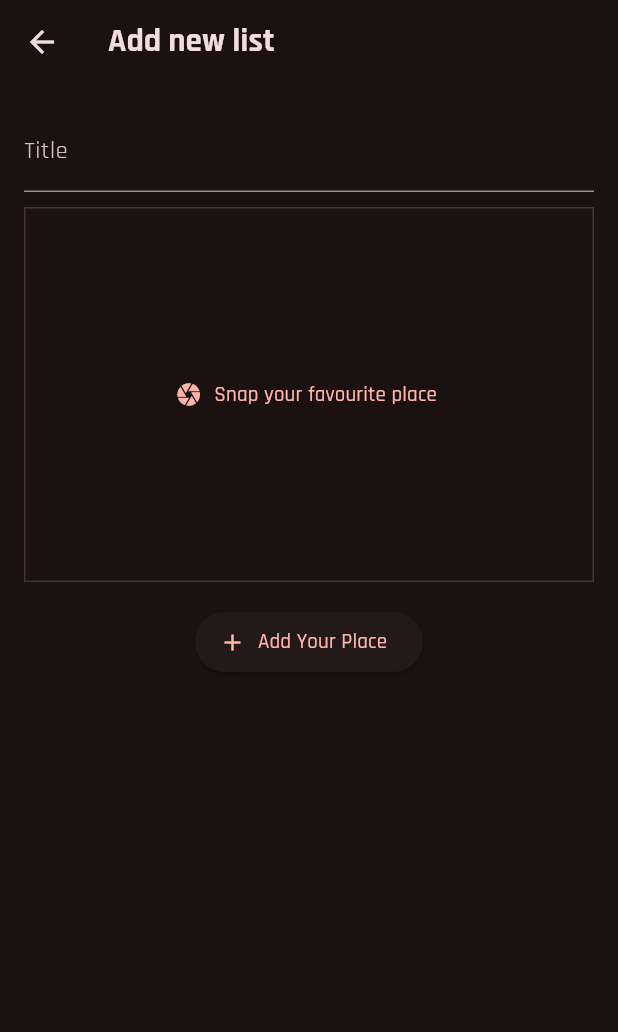
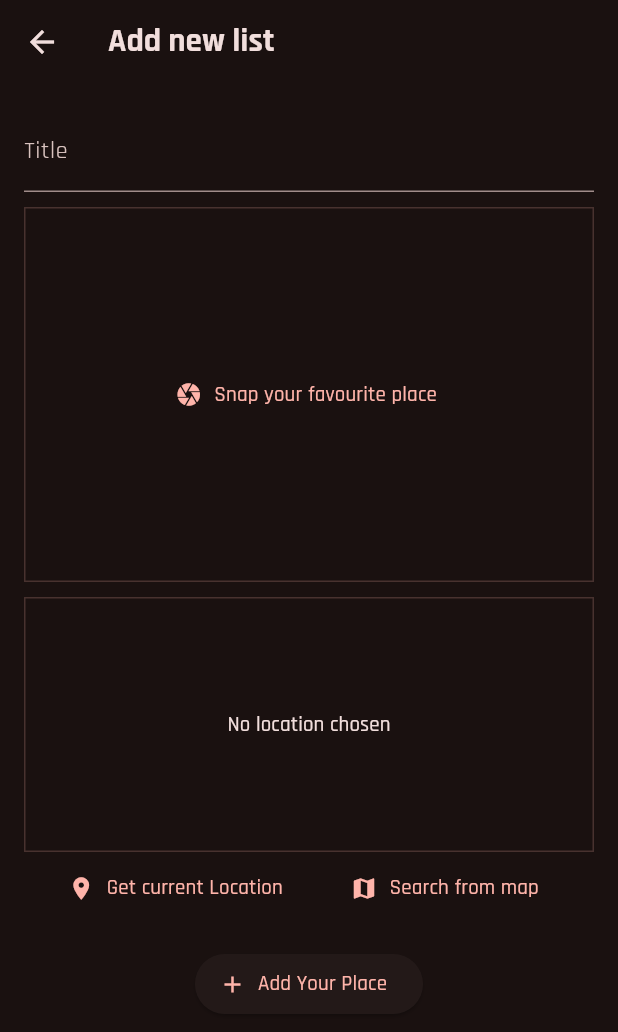
Before and after one commit to swamsimon/Favourite-places, a Flutter app: the AddPlaceScreen screen opened directly, on a phone screen of 412 x 824 dp. Shown: the top 1032 px of the screen. Run offline on Flutter 3.47's test engine with Material 3 defaults, Android fonts, the phone set to English and light mode, and no system bars; our stand-ins replace flutter_riverpod, google_fonts, image_picker.

Commit message:
location package installed/getlocation widget created

```diff
--- a/lib/screens/add_place.dart
+++ b/lib/screens/add_place.dart
@@ -1,5 +1,6 @@
 import 'package:favourite_places/providers/user_places.dart';
 import 'package:favourite_places/widgets/image_input.dart';
+import 'package:favourite_places/widgets/location_input.dart';
 import 'package:flutter/material.dart';
 import 'package:flutter_riverpod/flutter_riverpod.dart';
 
@@ -53,6 +54,8 @@ class _AddPlaceScreenState extends ConsumerState<AddPlaceScreen> {
                 _selectedImage = image;
               },
             ),
+            SizedBox(height: 10),
+            LocationInput(),
             SizedBox(height: 16),
             ElevatedButton.icon(
               onPressed: _savePlace,
--- a/lib/widgets/image_input.dart
+++ b/lib/widgets/image_input.dart
@@ -22,6 +22,7 @@ class _ImageInputState extends State<ImageInput> {
     setState(() {
       _selectedImage = File(pickedImage.path);
     });
+    widget.onPickImage(_selectedImage!);
   }
 
   @override
--- /dev/null
+++ b/lib/widgets/location_input.dart
@@ -0,0 +1,50 @@
+import 'package:flutter/material.dart';
+
+class LocationInput extends StatefulWidget {
+  const LocationInput({super.key});
+
+  @override
+  State<LocationInput> createState() => _LocationInputState();
+}
+
+class _LocationInputState extends State<LocationInput> {
+  @override
+  Widget build(BuildContext context) {
+    return Column(
+      children: [
+        Container(
+          height: 170,
+          width: double.infinity,
+          alignment: Alignment.center,
+          decoration: BoxDecoration(
+            border: Border.all(
+              width: 1,
+              color: Theme.of(context).colorScheme.primary.withOpacity(0.2),
+            ),
+          ),
+          child: Text(
+            "No location chosen",
+            style: Theme.of(context).textTheme.labelLarge!.copyWith(
+              color: Theme.of(context).colorScheme.onSurface,
+            ),
+          ),
+        ),
+        Row(
+          mainAxisAlignment: MainAxisAlignment.spaceEvenly,
+          children: [
+            TextButton.icon(
+              onPressed: () {},
+              label: Text('Get current Location'),
+              icon: Icon(Icons.location_on),
+            ),
+            TextButton.icon(
+              onPressed: () {},
+              label: Text("Search from map "),
+              icon: Icon(Icons.map),
+            ),
+          ],
+        ),
+      ],
+    );
+  }
+}
--- a/lib/widgets/places_list.dart
+++ b/lib/widgets/places_list.dart
@@ -1,7 +1,7 @@
 import 'package:favourite_places/models/places.dart';
 import 'package:favourite_places/screens/places_detail.dart';
 import 'package:flutter/material.dart';
-import 'dart:io';
+
 
 class PlacesListwidget extends StatelessWidget {
   const PlacesListwidget({super.key, required this.places});
--- a/pubspec.yaml
+++ b/pubspec.yaml
@@ -38,6 +38,7 @@ dependencies:
   flutter_riverpod: ^2.6.1
   riverpod_annotation: ^2.6.1
   image_picker: ^1.1.2
+  location: ^8.0.0
 
 dev_dependencies:
   flutter_test:
```
Also changed, not shown: pubspec.lock, 1 other file.
